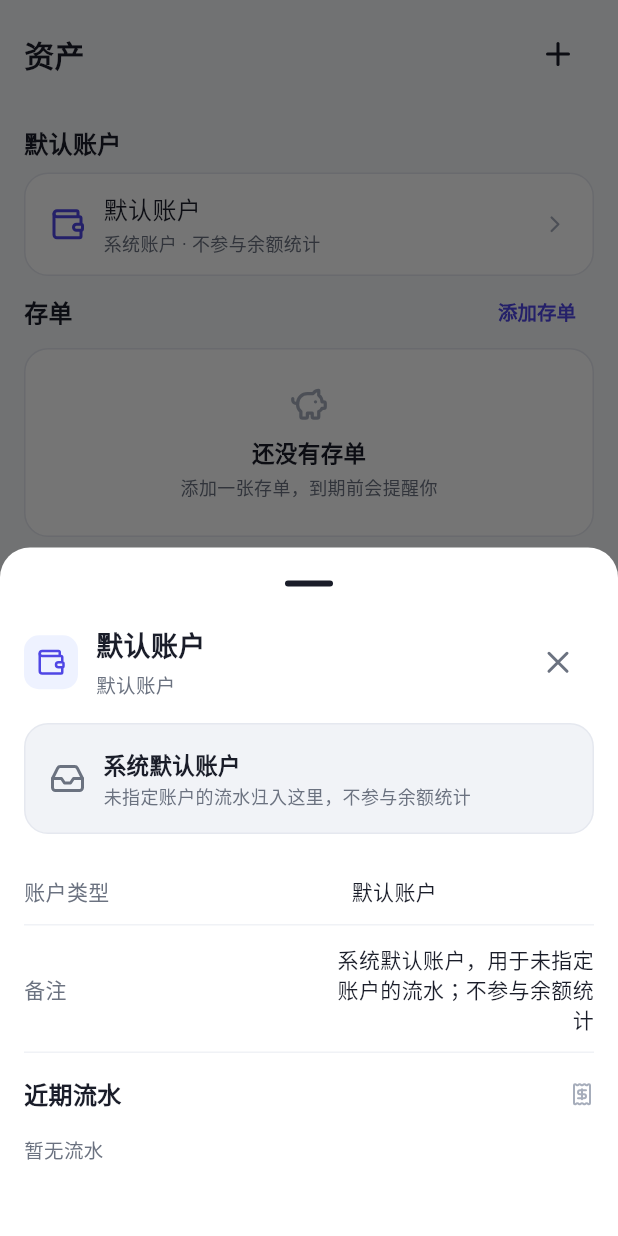
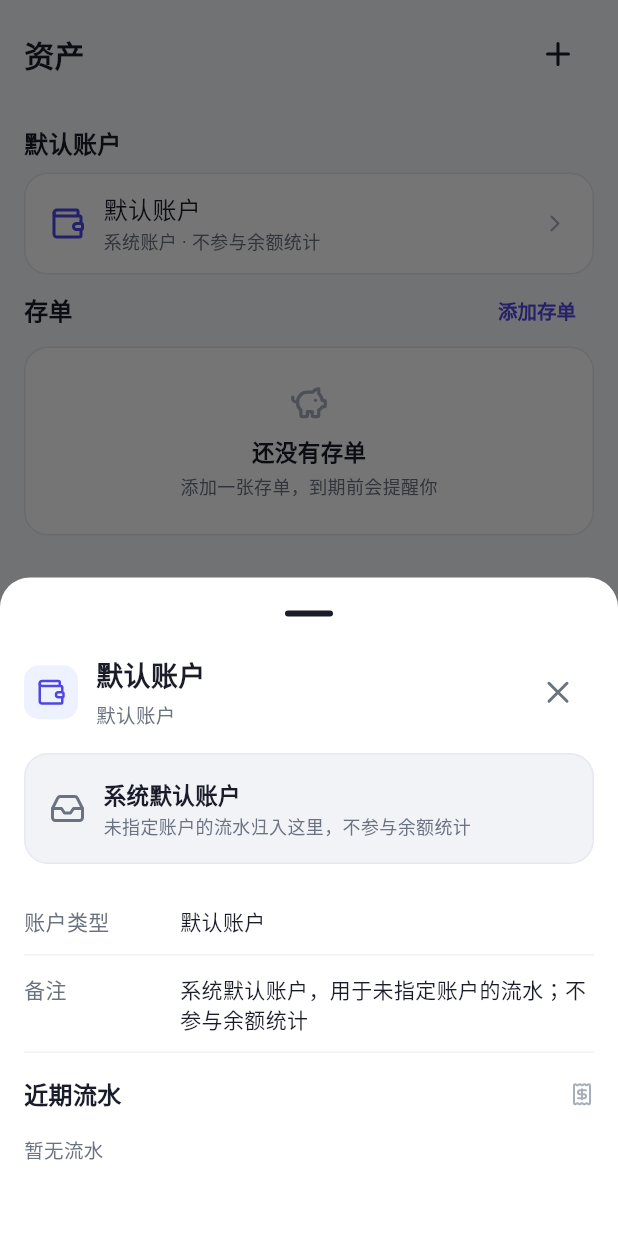
Before and after one commit to ChuShiZ/accounting-app-design, a Flutter app: the AssetsPage screen opened by its route, after a tap on "默认账户", on a phone screen of 412 x 824 dp. Run offline on Flutter 3.47's test engine with Material 3 defaults, Android fonts, the phone set to English and light mode, and no system bars; our stand-ins replace drift, file_picker, flutter_riverpod, flutter_secure_storage, go_router, image_picker and 2 more; missing offline and left inert: excel; accounts and stored records are empty; generated files the repository leaves out were written again.

Commit message:
fix: 修正贷款卡片与流水展示，默认分类只读

```diff
--- a/jizhang-flutter/lib/数据/仓库/类别仓库.dart
+++ b/jizhang-flutter/lib/数据/仓库/类别仓库.dart
@@ -36,6 +36,12 @@ class CategoryRepository {
   Future<void> setParent(int id, int? parentId) {
     return (db.update(db.categories)..where((t) => t.id.equals(id))).write(
       CategoriesCompanion(parentId: Value(parentId)),
+    );
+  }
+
+  Future<void> setFixed(int id, bool fixed) {
+    return (db.update(db.categories)..where((t) => t.id.equals(id))).write(
+      CategoriesCompanion(isFixed: Value(fixed)),
     );
   }
 
--- a/jizhang-flutter/lib/数据/仓库/资产仓库.dart
+++ b/jizhang-flutter/lib/数据/仓库/资产仓库.dart
@@ -222,7 +222,7 @@ class AssetRepository {
     }
     final total = rows.fold<int>(0, (sum, transaction) => sum + transaction.amount);
     final categoryName = loan.kind == 'car' ? '车贷' : (loan.kind == 'mortgage' ? '房贷' : '贷款');
-    final categoryId = await _categoryId(categoryName, 'expense');
+    final categoryId = await _categoryId(categoryName, 'expense') ?? await _categoryId('金融', 'expense');
     final now = DateTime.now().millisecondsSinceEpoch;
     await db.transaction(() async {
       for (final transaction in rows) {
--- a/jizhang-flutter/lib/状态/提供者.dart
+++ b/jizhang-flutter/lib/状态/提供者.dart
@@ -70,7 +70,28 @@ final transactionRepositoryProvider = Provider<TransactionRepository>((ref) {
 
 final accountTransactionsProvider =
     FutureProvider.autoDispose.family<List<TransactionRow>, int>((ref, accountId) async {
-  final rows = await ref.watch(transactionRepositoryProvider).listRecent(limit: 500);
+  final account = await ref.watch(accountRepositoryProvider).findById(accountId);
+  final rows = await ref.watch(transactionRepositoryProvider).listRecent(limit: 5000);
+  if (account?.type == 'loan') {
+    final loanGroups = <String>{};
+    for (final row in rows) {
+      if (row.type == 'income' &&
+          row.accountId == accountId &&
+          row.groupKind == 'loan_payment' &&
+          row.groupId != null) {
+        loanGroups.add(row.groupId!);
+      }
+    }
+    final linked = rows
+        .where((t) =>
+            t.type == 'expense' &&
+            t.groupKind == 'loan_payment' &&
+            t.groupId != null &&
+            loanGroups.contains(t.groupId))
+        .toList()
+      ..sort((a, b) => b.occurredAt.compareTo(a.occurredAt));
+    return linked.take(12).toList();
+  }
   return rows
       .where((t) => t.accountId == accountId || t.toAccountId == accountId)
       .take(12)
--- a/jizhang-flutter/lib/组件/账户展示.dart
+++ b/jizhang-flutter/lib/组件/账户展示.dart
@@ -156,7 +156,7 @@ String accountSubtitle(AccountWithBalance view, {Map<int, String> categoryNames
       final loan = view.loan;
       if (loan == null) return '贷款';
       final due = DateTime.fromMillisecondsSinceEpoch(loan.nextDueAt);
-      return '剩余本金 · 下次 ${formatDate(due)}';
+      return '下次还款 ${formatDate(due)}';
     default:
       return account.institution?.isNotEmpty == true ? account.institution! : accountTypeLabel(account.type);
   }
--- a/jizhang-flutter/lib/组件/账户详情.dart
+++ b/jizhang-flutter/lib/组件/账户详情.dart
@@ -360,11 +360,12 @@ class _AccountDetailSheet extends ConsumerWidget {
       padding: EdgeInsets.symmetric(vertical: tokens.space3),
       decoration: BoxDecoration(border: Border(bottom: BorderSide(color: tokens.divider))),
       child: Row(
+        crossAxisAlignment: CrossAxisAlignment.start,
         children: [
-          Text(label, style: TextStyle(fontSize: 14, color: tokens.textSecondary)),
-          const Spacer(),
-          Flexible(
-            child: Text(value, textAlign: TextAlign.right, style: TextStyle(fontSize: 14, color: tokens.textPrimary)),
+          SizedBox(width: 92, child: Text(label, style: TextStyle(fontSize: 14, color: tokens.textSecondary))),
+          SizedBox(width: tokens.space3),
+          Expanded(
+            child: Text(value, style: TextStyle(fontSize: 14, color: tokens.textPrimary)),
           ),
         ],
       ),
--- a/jizhang-flutter/lib/页面/类别管理页.dart
+++ b/jizhang-flutter/lib/页面/类别管理页.dart
@@ -211,7 +211,7 @@ class _GroupTile extends StatelessWidget {
                   Container(
                     padding: const EdgeInsets.symmetric(horizontal: 6, vertical: 2),
                     decoration: BoxDecoration(color: tokens.surface2, borderRadius: BorderRadius.circular(4)),
-                    child: Text('固定', style: TextStyle(fontSize: 10, color: tokens.textSecondary)),
+                    child: Text('默认', style: TextStyle(fontSize: 10, color: tokens.textSecondary)),
                   ),
                 if (onAddChild != null)
                   IconButton(
--- a/jizhang-flutter/lib/页面/资产页.dart
+++ b/jizhang-flutter/lib/页面/资产页.dart
@@ -368,18 +368,14 @@ class _AccountTile extends StatelessWidget {
               child: Column(
                 crossAxisAlignment: CrossAxisAlignment.start,
                 children: [
-                  Text(
+                  Row(
+                    children: [
+                      Expanded(
+                        child: Text(
                           view.account.name,
                           style: TextStyle(fontSize: 16, fontWeight: FontWeight.w500, color: tokens.textPrimary),
+                          maxLines: 1,
                           overflow: TextOverflow.ellipsis,
-                  ),
-                  SizedBox(height: 2),
-                  Text(
-                    accountSubtitle(view, categoryNames: categoryNames),
-                    style: TextStyle(fontSize: 12, color: tokens.textSecondary),
-                    overflow: TextOverflow.ellipsis,
-                  ),
-                ],
                         ),
                       ),
                       if (!isDefault) ...[
@@ -394,6 +390,18 @@ class _AccountTile extends StatelessWidget {
                           ),
                         ),
                       ],
+                    ],
+                  ),
+                  SizedBox(height: 2),
+                  Text(
+                    accountSubtitle(view, categoryNames: categoryNames),
+                    style: TextStyle(fontSize: 12, height: 1.3, color: tokens.textSecondary),
+                    maxLines: 2,
+                    overflow: TextOverflow.ellipsis,
+                  ),
+                ],
+              ),
+            ),
             SizedBox(width: tokens.space1),
             Icon(LucideIcons.chevronRight, size: 18, color: tokens.textDisabled),
           ],
--- a/jizhang-flutter/pubspec.yaml
+++ b/jizhang-flutter/pubspec.yaml
@@ -16,7 +16,7 @@ publish_to: 'none' # Remove this line if you wish to publish to pub.dev
 # https://developer.apple.com/library/archive/documentation/General/Reference/InfoPlistKeyReference/Articles/CoreFoundationKeys.html
 # In Windows, build-name is used as the major, minor, and patch parts
 # of the product and file versions while build-number is used as the build suffix.
-version: 1.0.4+5
+version: 1.0.5+6
 
 environment:
   sdk: ^3.10.7
```
Also changed, not shown: jizhang-flutter/lib/数据/种子数据.dart (+19 -9 lines), jizhang-flutter/lib/组件/类别表单.dart (+30 -12 lines), 2 other files. Lines whose indentation alone changed are shown as unchanged.
